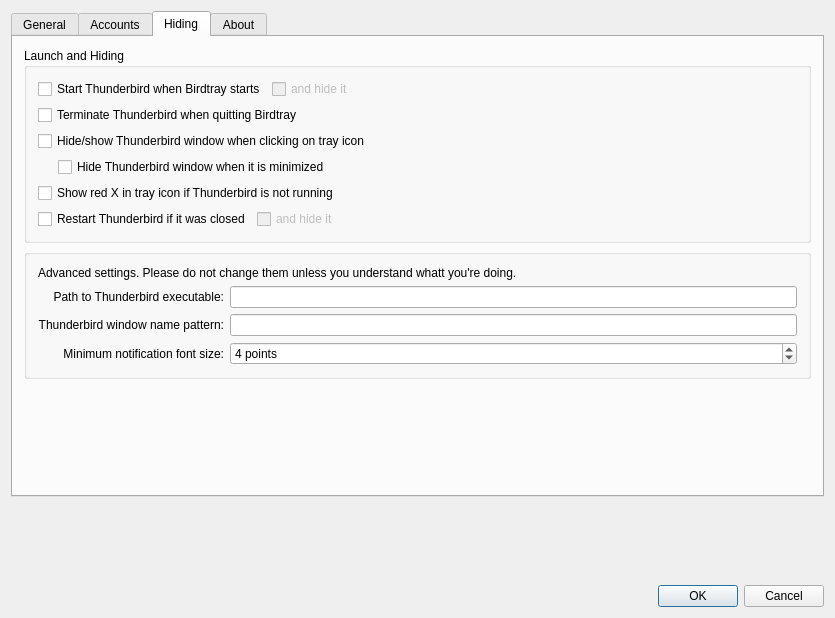
Old version of the form src/dialogsettings.ui in the repository gyunaev/birdtray.
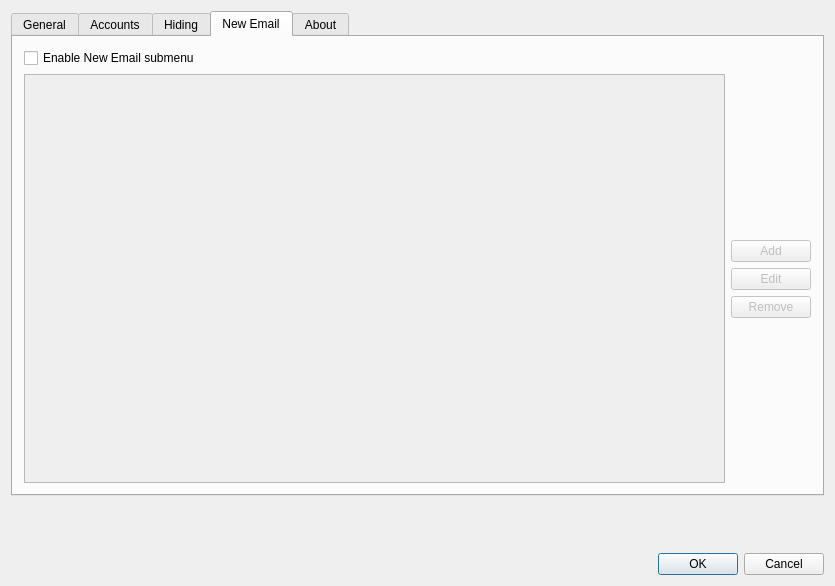
New version of the form. Icons and pictures are not drawn. Custom widgets are drawn as their Qt base class.

Commit message: Implemented new email messages through systray menu, with options to choose message templates. Implements #15.

```diff
--- a/src/dialogsettings.ui
+++ b/src/dialogsettings.ui
@@ -7,7 +7,7 @@
     <x>0</x>
     <y>0</y>
     <width>835</width>
-    <height>618</height>
+    <height>586</height>
    </rect>
   </property>
   <property name="windowTitle">
@@ -17,7 +17,7 @@
    <item>
     <widget class="QTabWidget" name="tabWidget">
      <property name="currentIndex">
-      <number>2</number>
+      <number>3</number>
      </property>
      <widget class="QWidget" name="tab">
       <attribute name="title">
@@ -524,6 +524,100 @@
        </item>
       </layout>
      </widget>
+     <widget class="QWidget" name="tab_4">
+      <attribute name="title">
+       <string>New Email</string>
+      </attribute>
+      <layout class="QVBoxLayout" name="verticalLayout_8">
+       <item>
+        <widget class="QCheckBox" name="boxEnableNewEmail">
+         <property name="text">
+          <string>Enable New Email submenu</string>
+         </property>
+        </widget>
+       </item>
+       <item>
+        <layout class="QHBoxLayout" name="horizontalLayout_7">
+         <item>
+          <widget class="QTreeView" name="treeNewEmails">
+           <property name="enabled">
+            <bool>false</bool>
+           </property>
+           <property name="rootIsDecorated">
+            <bool>false</bool>
+           </property>
+           <property name="itemsExpandable">
+            <bool>false</bool>
+           </property>
+           <property name="expandsOnDoubleClick">
+            <bool>false</bool>
+           </property>
+          </widget>
+         </item>
+         <item>
+          <layout class="QVBoxLayout" name="verticalLayout_7">
+           <item>
+            <spacer name="verticalSpacer_7">
+             <property name="orientation">
+              <enum>Qt::Vertical</enum>
+             </property>
+             <property name="sizeHint" stdset="0">
+              <size>
+               <width>20</width>
+               <height>40</height>
+              </size>
+             </property>
+            </spacer>
+           </item>
+           <item>
+            <widget class="QPushButton" name="btnNewEmailAdd">
+             <property name="enabled">
+              <bool>false</bool>
+             </property>
+             <property name="text">
+              <string>Add</string>
+             </property>
+            </widget>
+           </item>
+           <item>
+            <widget class="QPushButton" name="btnNewEmailEdit">
+             <property name="enabled">
+              <bool>false</bool>
+             </property>
+             <property name="text">
+              <string>Edit</string>
+             </property>
+            </widget>
+           </item>
+           <item>
+            <widget class="QPushButton" name="btnNewEmailDelete">
+             <property name="enabled">
+              <bool>false</bool>
+             </property>
+             <property name="text">
+              <string>Remove</string>
+             </property>
+            </widget>
+           </item>
+           <item>
+            <spacer name="verticalSpacer_6">
+             <property name="orientation">
+              <enum>Qt::Vertical</enum>
+             </property>
+             <property name="sizeHint" stdset="0">
+              <size>
+               <width>20</width>
+               <height>40</height>
+              </size>
+             </property>
+            </spacer>
+           </item>
+          </layout>
+         </item>
+        </layout>
+       </item>
+      </layout>
+     </widget>
      <widget class="QWidget" name="tab_3">
       <attribute name="title">
        <string>About</string>
```
Left out of the diff: 64 changed lines with no effect on the pictures. The commit also changes 16 other files.
